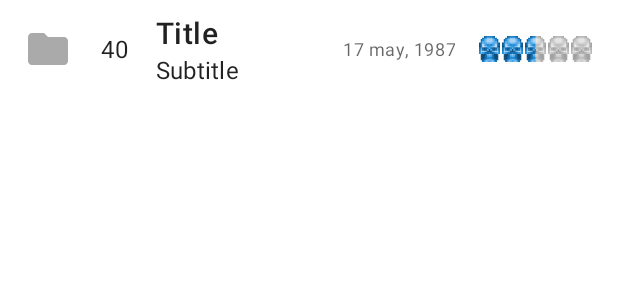
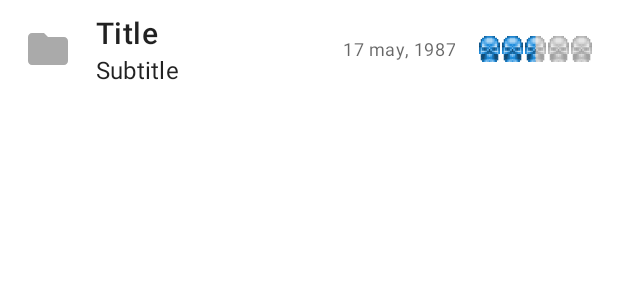
Before and after one commit to GitExl/DoomIdgamesArchive, an Android app: the layout idgames_listitem.xml on its own in the app's theme, with its tools: preview values and no code run, on a phone screen of 412 x 824 dp. Shown: the top 300 px of the screen. Run offline under Robolectric (Android 15) with nearby library versions, the phone set to English and light mode, and no system bars.

Commit message:
Remove list index from layouts.

```diff
--- a/app/src/main/java/nl/exl/doomidgamesarchive/IdgamesListFragment.java
+++ b/app/src/main/java/nl/exl/doomidgamesarchive/IdgamesListFragment.java
@@ -47,9 +47,6 @@ public class IdgamesListFragment extends Fragment implements OnItemClickListener
 
     // Sorts the list alphabetically if true.
     private boolean mSort = false;
-
-    // Adds list index numbers before ListView titles if true.
-    private boolean mAddListIndex = false;
 
     // Request associated with this fragment.
     private Request mRequest;
@@ -106,7 +103,6 @@ public class IdgamesListFragment extends Fragment implements OnItemClickListener
         }
 
         // Set view arguments.
-        mAddListIndex = arguments.getBoolean("addListIndex", false);
         mSort = arguments.getBoolean("sort", false);
     }
 
@@ -288,8 +284,6 @@ public class IdgamesListFragment extends Fragment implements OnItemClickListener
             Toast.makeText(getContext(), "The search returned too many results. Not all of them are displayed.", Toast.LENGTH_LONG).show();
         }
 
-        mEntryAdapter.setAddListIndex(mAddListIndex);
-
         // Add all entries to list adapter.
         mEntryAdapter.clear();
         List<Entry> entries = response.getEntries();
--- a/app/src/main/java/nl/exl/doomidgamesarchive/activities/MainActivity.java
+++ b/app/src/main/java/nl/exl/doomidgamesarchive/activities/MainActivity.java
@@ -141,7 +141,6 @@ public class MainActivity extends TabActivity implements IdgamesListener, OnShar
             args.putLong("maxAge", Config.MAXAGE_NEWFILES);
             args.putInt("limit", limit);
             args.putBoolean("sort", false);
-            args.putBoolean("addListIndex", true);
 
             newFilesFragment = new IdgamesListFragment();
             newFilesFragment.setArguments(args);
@@ -165,7 +164,6 @@ public class MainActivity extends TabActivity implements IdgamesListener, OnShar
             args.putLong("maxAge", Config.MAXAGE_NEWVOTES);
             args.putInt("limit", limit);
             args.putBoolean("sort", false);
-            args.putBoolean("addListIndex", true);
 
             newVotesFragment = new IdgamesListFragment();
             newVotesFragment.setArguments(args);
@@ -186,7 +184,6 @@ public class MainActivity extends TabActivity implements IdgamesListener, OnShar
             args.putString("directoryName", "");
             args.putLong("maxAge", Config.MAXAGE_BROWSE);
             args.putBoolean("sort", true);
-            args.putBoolean("addListIndex", false);
 
             browseFragment = new IdgamesListFragment();
             browseFragment.setArguments(args);
@@ -208,7 +205,6 @@ public class MainActivity extends TabActivity implements IdgamesListener, OnShar
             args.putInt("category", Request.CATEGORY_FILENAME);
             args.putLong("maxAge", Config.MAXAGE_SEARCH);
             args.putBoolean("sort", true);
-            args.putBoolean("addListIndex", false);
 
             searchFragment = new IdgamesListFragment();
             searchFragment.setArguments(args);
--- a/app/src/main/res/layout/idgames_listitem.xml
+++ b/app/src/main/res/layout/idgames_listitem.xml
@@ -22,14 +22,6 @@
             android:layout_marginEnd="@dimen/PaddingMedium"
             custom:srcCompat="@drawable/ic_folder_black_24dp" />
 
-        <TextView
-            android:id="@+id/IdgamesListItem_Index"
-            android:layout_width="24dp"
-            android:layout_height="wrap_content"
-            android:layout_marginEnd="@dimen/PaddingMedium"
-            android:gravity="center"
-            android:text="40"
-            android:textAppearance="@style/TextAppearance.MaterialComponents.Body1" />
     </LinearLayout>
 
     <LinearLayout
```
Also changed, not shown: app/src/main/java/nl/exl/doomidgamesarchive/IdgamesListAdapter.java (+0 -19 lines). Lines whose indentation alone changed are shown as unchanged.
